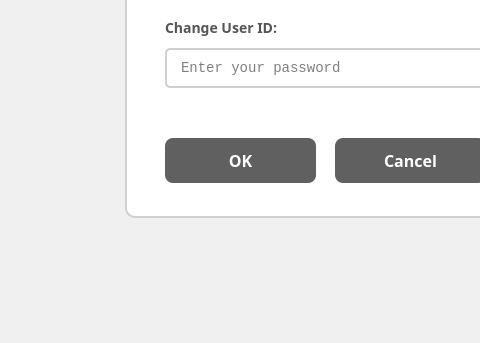
This is ui/Settings/AccountIdEditViewWindow.ui in eguruno1/calth_reader as Qt 5 draws it before an edit; both pictures show x 187 to 667 and y 257 to 600 of the 1024 by 600 pixel window. The edited form follows.
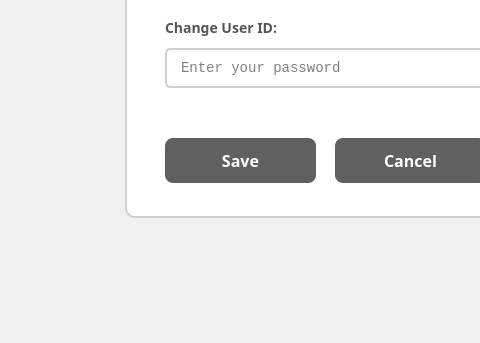
This is the edited form. Icons and pictures are not drawn.

```diff
--- a/ui/Settings/AccountIdEditViewWindow.ui
+++ b/ui/Settings/AccountIdEditViewWindow.ui
@@ -584,7 +584,7 @@
 }</string>
      </property>
      <property name="text">
-      <string>OK</string>
+      <string>Save</string>
      </property>
     </widget>
     <widget class="QPushButton" name="pushButton_login_2">
```
Left out of the diff: 12 changed lines with no effect on the pictures.
